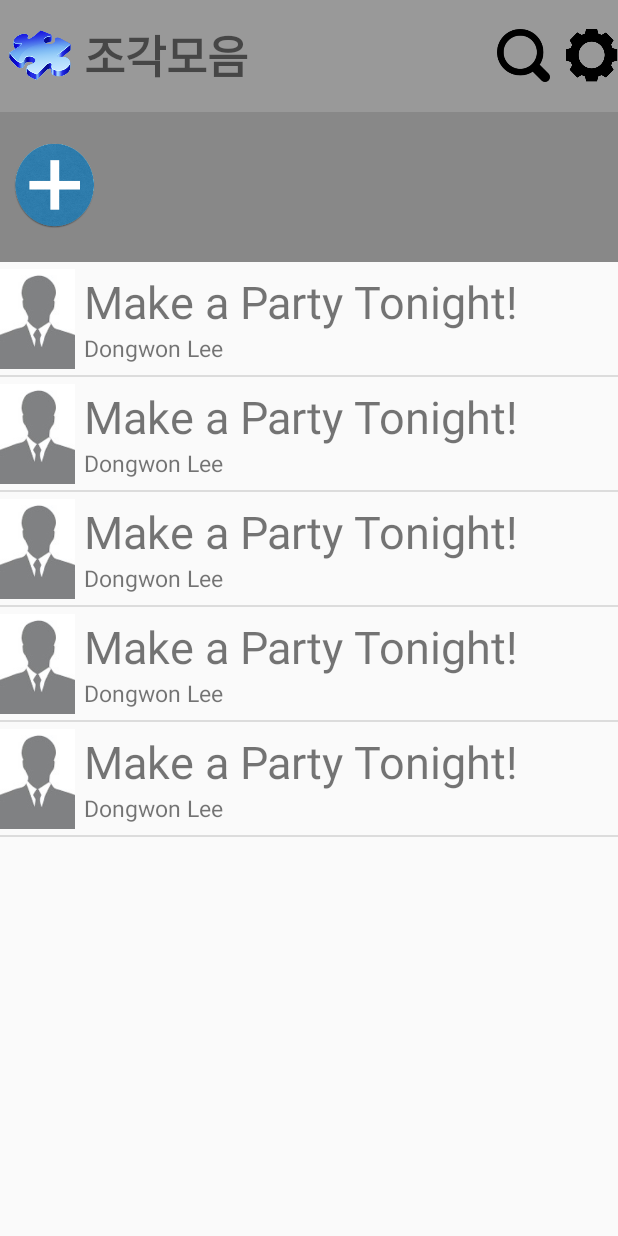
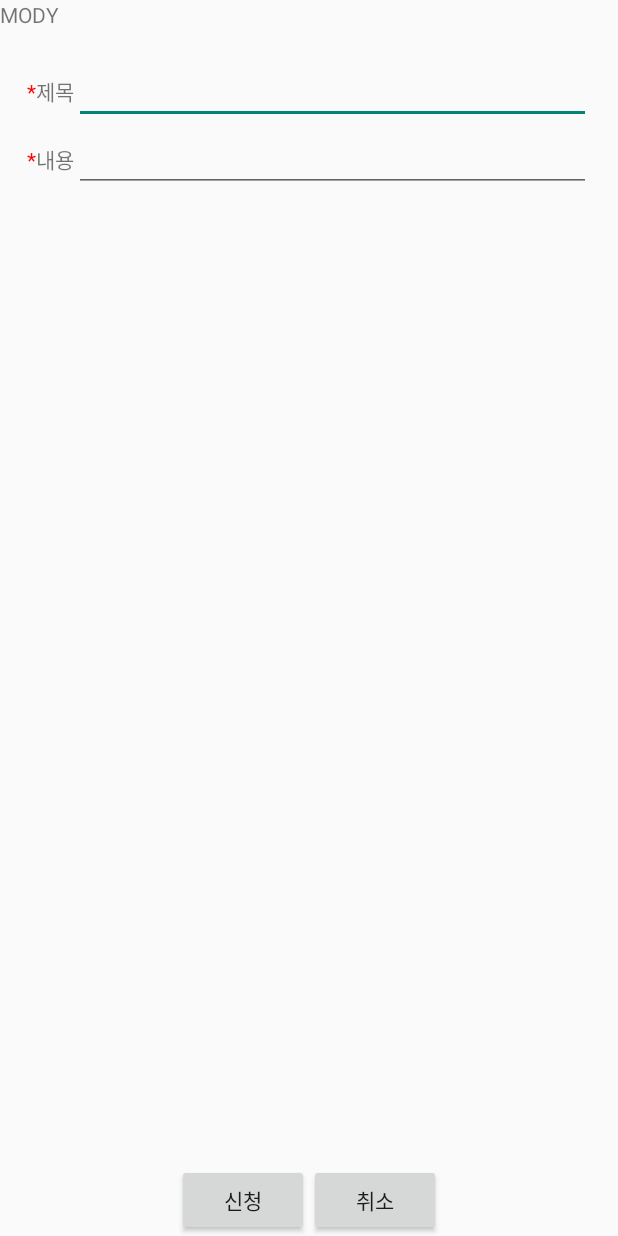
Before and after one commit to sungsu9022/legacy-mody-android, an Android app: the MainActivity screen opened directly, with no data from a screen before it, after a tap on "Make a Party Tonight!", on a phone screen of 412 x 824 dp. Run offline under Robolectric (Android 15) with nearby library versions, the phone set to English and light mode, and no system bars.

Commit message:
상세 화면 추가(임시)

```diff
--- a/app/src/main/AndroidManifest.xml
+++ b/app/src/main/AndroidManifest.xml
@@ -44,6 +44,10 @@
             android:label="@string/title_activity_setting" >
         </activity>
         <activity
+            android:name=".specificview.activity.SpecificViewActivity"
+            android:label="@string/title_activity_specificview" >
+        </activity>
+        <activity
             android:name=".category.activity.SelectCategoryActivity"
             android:label="@string/title_activity_select_category" >
         </activity>
--- a/app/src/main/java/com/connectu/mody/main/activity/MainActivity.java
+++ b/app/src/main/java/com/connectu/mody/main/activity/MainActivity.java
@@ -8,27 +8,33 @@ import android.view.LayoutInflater;
 import android.view.View;
 import android.view.View.OnClickListener;
 import android.view.ViewGroup;
+import android.widget.AdapterView;
 import android.widget.ArrayAdapter;
+import android.widget.Button;
 import android.widget.ImageButton;
 import android.widget.ImageView;
+import android.widget.ListView;
 import android.widget.TextView;
 import com.connectu.mody.R;
 import com.connectu.mody.category.activity.SelectCategoryActivity;
 import com.connectu.mody.main.model.Mody;
 import com.connectu.mody.setting.activity.SettingActivity;
+import com.connectu.mody.specificview.activity.SpecificViewActivity;
+
 import java.util.ArrayList;
 
 
 public class MainActivity extends ListActivity {
     private ImageButton settingButton;
     private ImageButton addCategoryButton;
+    private ListView mListView;
 
     @Override
     protected void onCreate(Bundle savedInstanceState) {
         super.onCreate(savedInstanceState);
         setContentView(R.layout.activity_main);
 
-        // 설정 버튼
+        //
         settingButton = (ImageButton)findViewById(R.id.setting_button);
         settingButton.setOnClickListener(new OnClickListener() {
             @Override
@@ -37,7 +43,7 @@ public class MainActivity extends ListActivity {
             }
         });
 
-        // 카테고리 추가 버튼
+        //
         addCategoryButton = (ImageButton)findViewById(R.id.add_category_button);
         addCategoryButton.setOnClickListener(new OnClickListener() {
             @Override
@@ -53,9 +59,21 @@ public class MainActivity extends ListActivity {
             modyList.add(mody);
         }
 
-        ModyAdapter modyAdapter = new ModyAdapter(this, R.layout.item_row, modyList);
-        setListAdapter(modyAdapter);
+        mListView = (ListView) findViewById(android.R.id.list);
+        //mListView = getListView();
+        mListView.setAdapter(new ModyAdapter(this, R.layout.item_row, modyList));
+        mListView.setOnItemClickListener(mItemClickListener);
+
     }
+
+    private AdapterView.OnItemClickListener mItemClickListener = new AdapterView.OnItemClickListener() {
+        @Override
+        public void onItemClick(AdapterView<?> parent, View view, int position, long l_position)
+        {
+            startActivity(new Intent(MainActivity.this, SpecificViewActivity.class));
+        }
+    };
+
 
     private class ModyAdapter extends ArrayAdapter<Mody> {
 
@@ -78,14 +96,14 @@ public class MainActivity extends ListActivity {
                 TextView bottomText = (TextView) v.findViewById(R.id.bottomtext);
                 ImageView photo = (ImageView) v.findViewById(R.id.photo);
                 int photoId = mody.getPhotoId();
-                if (topText != null){
+                if (topText != null) {
                     topText.setText(mody.getModyName());
                 }
-                if(bottomText != null){
+                if (bottomText != null) {
                     bottomText.setText(mody.getUserInfo());
                 }
                 if (photoId != 0) {
-                    ((ImageView)v.findViewById(R.id.photo)).setImageResource(mody.getPhotoId());
+                    ((ImageView) v.findViewById(R.id.photo)).setImageResource(mody.getPhotoId());
                 }
                 /*else {
                     ((ImageView)v.findViewById(R.id.photo)).setImageResource(R.drawable.nophoto);
@@ -93,5 +111,6 @@ public class MainActivity extends ListActivity {
             }
             return v;
         }
+
     }
 }
--- /dev/null
+++ b/app/src/main/java/com/connectu/mody/specificview/activity/SpecificView.java
@@ -0,0 +1,25 @@
+package com.connectu.mody.specificview.activity;
+
+/**
+ * Created by honggul87 on 2015-06-28.
+ */
+
+class SpecificView {
+
+    private String title;
+    private String comment;
+
+    public SpecificView(String menu, String comment){
+        this.title = menu;
+        this.comment = comment;
+    }
+
+    public String gettitle() {
+        return title;
+    }
+
+    public String getComment() {
+        return comment;
+    }
+
+}
--- /dev/null
+++ b/app/src/main/java/com/connectu/mody/specificview/activity/SpecificViewActivity.java
@@ -0,0 +1,19 @@
+package com.connectu.mody.specificview.activity;
+
+import android.app.Activity;
+import android.app.ListActivity;
+import android.os.Bundle;
+import com.connectu.mody.R;
+
+
+/**
+ * Created by honggul87 on 2015-06-28.
+ */
+public class SpecificViewActivity extends Activity {
+
+    @Override
+    protected void onCreate(Bundle savedInstanceState) {
+        super.onCreate(savedInstanceState);
+        setContentView(R.layout.activity_specificview);
+    }
+}
--- /dev/null
+++ b/app/src/main/java/com/connectu/mody/writting/activity/WrittingActivity.java
@@ -0,0 +1,9 @@
+package com.connectu.mody.writting.activity;
+
+/**
+ * Created by honggul87 on 2015-06-21.
+ */
+public class WrittingActivity {
+
+
+}
--- a/app/src/main/res/layout/activity_main.xml
+++ b/app/src/main/res/layout/activity_main.xml
@@ -35,7 +35,7 @@
         </LinearLayout>
 
         <ListView
-            android:id="@+id/android:list"
+            android:id="@android:id/list"
             android:layout_width="fill_parent"
             android:layout_height="fill_parent"
             />
--- /dev/null
+++ b/app/src/main/res/layout/activity_specificview.xml
@@ -0,0 +1,98 @@
+<LinearLayout xmlns:android="http://schemas.android.com/apk/res/android"
+    xmlns:tools="http://schemas.android.com/tools"
+    android:layout_width="fill_parent"
+    android:layout_height="fill_parent"
+    android:orientation="vertical"
+    android:gravity="top"
+    tools:context="com.connectu.specificview.activity.SpecificViewActivity">
+
+    <TextView android:text="MODY" android:layout_width="wrap_content"
+        android:layout_height="wrap_content" />
+    <RelativeLayout android:id="@+id/RelativeLayout01"
+        android:layout_height="fill_parent"
+        android:layout_width="fill_parent"
+        >
+        <ScrollView
+            android:layout_height="fill_parent"
+            android:layout_width="fill_parent"
+            android:layout_above="@+id/agreementBtnLayout"
+            android:layout_margin="10dp"
+            android:id="@+id/userFormScrollView"
+            android:padding="8dp"
+            android:fadeScrollbars="false"
+            >
+            <LinearLayout
+                android:layout_width="fill_parent"
+                android:layout_height="wrap_content"
+                android:orientation="vertical"
+                >
+                <LinearLayout
+                    android:layout_width="fill_parent"
+                    android:layout_height="wrap_content"
+                    >
+                    <TextView
+                        android:layout_width="wrap_content"
+                        android:layout_height="wrap_content"
+                        android:text="*" android:textColor="#ff0000"
+                        ></TextView>
+                    <TextView
+                        android:layout_width="wrap_content"
+                        android:layout_height="wrap_content"
+                        android:text="제목"
+                        />
+                    <EditText
+                        android:layout_width="fill_parent"
+                        android:layout_height="wrap_content"
+                        android:id="@+id/userFormTEL"
+                        android:inputType="phone"
+                        />
+                </LinearLayout>
+                <LinearLayout
+                    android:layout_width="fill_parent"
+                    android:layout_height="wrap_content"
+                    >
+                    <TextView
+                        android:layout_width="wrap_content"
+                        android:layout_height="wrap_content"
+                        android:text="*" android:textColor="#ff0000"
+                        />
+                    <TextView
+                        android:layout_width="wrap_content"
+                        android:layout_height="wrap_content"
+                        android:text="내용"
+                        />
+                    <EditText
+                        android:layout_width="fill_parent"
+                        android:layout_height="wrap_content"
+                        android:id="@+id/userFormID"
+                        android:imeOptions="actionNext"
+                        android:inputType="text|textNoSuggestions"
+                        android:maxLength="10"
+                        />
+                </LinearLayout>
+
+
+            </LinearLayout>
+        </ScrollView>
+        <LinearLayout
+            android:layout_width="fill_parent"
+            android:layout_height="wrap_content"
+            android:gravity="center"
+            android:layout_alignParentBottom="true"
+            android:id="@+id/agreementBtnLayout"
+            >
+            <Button
+                android:layout_width="wrap_content"
+                android:layout_height="wrap_content"
+                android:text="신청"
+                android:id="@+id/userFormBtn"
+                />
+            <Button
+                android:layout_width="wrap_content"
+                android:layout_height="wrap_content"
+                android:text="취소"
+                android:id="@+id/userFormCancelBtn"
+                />
+        </LinearLayout>
+    </RelativeLayout>
+</LinearLayout>
--- a/app/src/main/res/values/strings.xml
+++ b/app/src/main/res/values/strings.xml
@@ -3,6 +3,7 @@
     <string name="action_settings">Settings</string>
     <string name="title_activity_splash">SplashActivity</string>
     <string name="title_activity_join">JoinActivity</string>
+    <string name="title_activity_specificview">SpecificViewActivity</string>
     <string name="join">회원가입</string>
     <string name="title_activity_first_tab">Tab 1</string>
     <string name="title_activity_second_tab">Tab 2</string>
```
